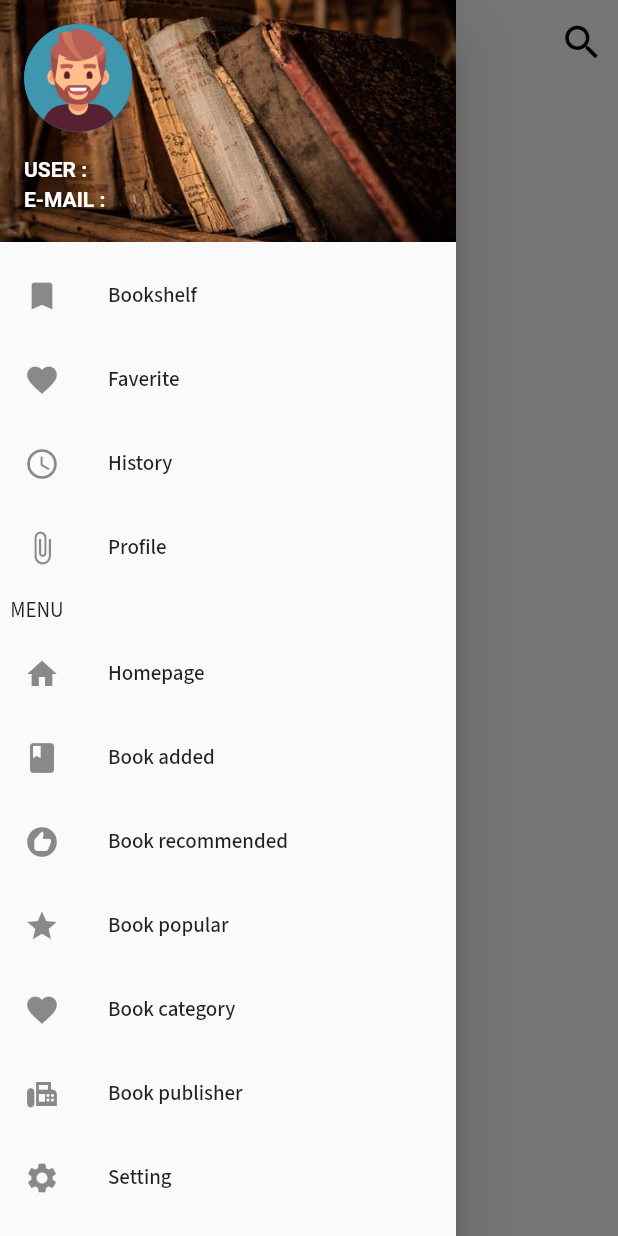
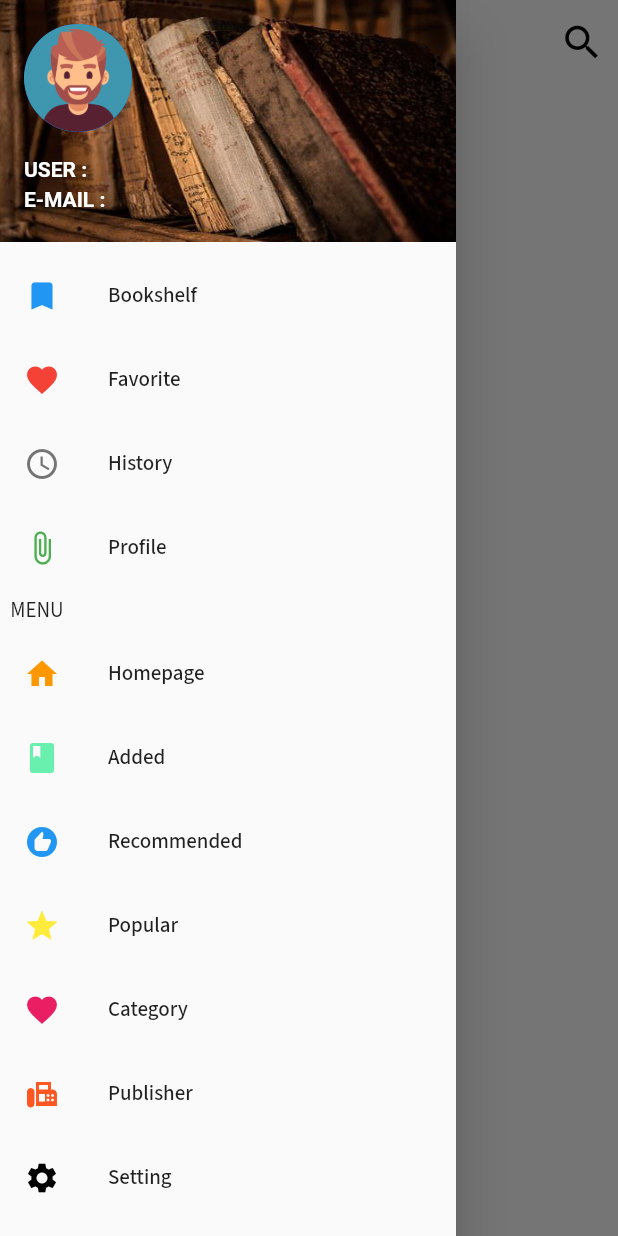
Before and after one commit to praphat01/anime_app, a Flutter app: the bookshelf screen opened directly, with the side drawer open, on a phone screen of 412 x 824 dp. Run offline on Flutter 3.47's test engine with Material 2 defaults, Android fonts, the phone set to English and light mode, and no system bars; our stand-ins replace animated_splash_screen, cached_network_image, chewie, dio, easy_localization, flutter_svg and 10 more; missing offline and left inert: easy_pdf_viewer, flutter_downloader, syncfusion_flutter_pdfviewer; accounts and stored records are empty; network calls fail.

Commit message:
23 nov 2022 fix word icon left menu

```diff
--- a/assets/translations/en.json
+++ b/assets/translations/en.json
@@ -1,15 +1,15 @@
 {
     "title2ebook": "2Ebook",
     "bookshelf": "Bookshelf",
-    "book_faverite":"Faverite",
+    "book_faverite":"Favorite",
     "book_history":"History",
     "data_frofile":"Profile",
     "homepage":"Homepage",
-    "newBook":"Book added",
-    "book_recommended":"Book recommended",
-    "book_popular":"Book popular",
-    "book_category":"Book category",
-    "book_publisher":"Book publisher",
+    "newBook":"Added",
+    "book_recommended":"Recommended",
+    "book_popular":"Popular",
+    "book_category":"Category",
+    "book_publisher":"Publisher",
     "setting":"Setting",
     "logout":"Logout",
     "user":"USER",
@@ -20,24 +20,24 @@
     "menu_category":"Category",
     "menu_publisher":"Publisher",
     "allBook":"All Book",
-    "view_all": "View all",
+    "view_all": "View All",
     "title_search": "2EBOOK SEARCH!",
-    "detail_search": "Find your book in my Library.",
+    "detail_search": "Find your book in Library.",
     "search": "               SEARCH               ",
-    "form_search": "Input name of Book..",
+    "form_search": "The book you want to search..",
     "search_result": "SEARCH RESULT.",
     "details":"DETAILS",
     "clickToLogin": "Click to Login.",
     "initials": "Initials",
-    "searchYourLibrary" : "Search your library",
+    "searchYourLibrary" : "Search your library.",
     "findYourLibrary": "Find your Library..",
     "uniButtonSearch": "SEARCH",
-    "loginFailed" : "login Failed",
+    "loginFailed" : "Login Failed",
     "PleaseFillCurrectWord" : "Please enter correct information!!",
     "signin" : "SIGN IN",
     "username": "Username...",
     "password": "Password...",
-    "forgetPassword" : "Forgotten password!",
+    "forgetPassword" : "Forgotten Password!",
     "alertForgetPassword" : "Forgotten password! button pressed.",
     "createNewAccount" : "Create a new Account",
     "alertCreateAccount": "Create a new Account button pressed.",
@@ -49,32 +49,34 @@
     "success": "Success",
     "alertBorrowSuccess": "You have successfully borrowed the book!",
     "borrow" : "Borrow",
-    "bookDetails" : "Book details.",
-    "detailsData" : "Detail",
+    "bookDetails" : "Book Details.",
+    "detailsData" : "Details",
     "auther" : "Auther",
     "publisherData" : "Publisher",
     "typeOfBook": "Type of Book",
-    "bookCategory": "Book category",
+    "bookCategory": "Book Category",
     "title" : "Title",
-    "book_id" : "Book id",
+    "book_id" : "Book Id",
     "ISBN_number" : "ISBN Number",
     "pages" : "Pages",
-    "bookAmount" : "Book amount",
+    "bookAmount" : "Book Amount",
     "download" : "Download",
     "read" : "Read",
     "returnBook" : "Return Book",
     "noBook" : "Book not found",
-    "headWellcome" : "Library.",
+    "headWellcome" : "Library",
     "language" : "Language",
     "changeLanguage" : "Change Language",
     "chageLanguageTo" : "Change language to THAI",
     "thai" : "Thai",
     "english" : "English",
-    "userData" : "User data",
+    "userData" : "User Data",
     "fullName" : "Full Name",
     "homeNumber" : "Home Number",
     "phoneNumber" : "Phone Number",
-    "location" : "Location"
+    "location" : "Location",
+    "close": "Close",
+    "downloadFinished" : "Download Book finished."
 
 
 
--- a/assets/translations/th.json
+++ b/assets/translations/th.json
@@ -74,6 +74,8 @@
     "fullName" : "ชื่อ นามสกุล",
     "homeNumber" : "เบอร์บ้าน",
     "phoneNumber" : "เบอร์มือถือ",
-    "location" : "ที่อยู่"
+    "location" : "ที่อยู่",
+    "close": "ปิด",
+    "downloadFinished" : "ดาวน์โหลดเสร็จสิ้น"
 
 }
--- a/lib/widgets/leftmenu.dart
+++ b/lib/widgets/leftmenu.dart
@@ -62,7 +62,10 @@ class _PublicDrawerState extends State<PublicDrawer> {
             ),
           ),
           ListTile(
-            leading: Icon(Icons.bookmark),
+            leading: Icon(
+              Icons.bookmark,
+              color: Colors.blue,
+            ),
             title: Text(LocaleKeys.bookshelf.tr()),
             onTap: () {
               Navigator.push(
@@ -73,7 +76,10 @@ class _PublicDrawerState extends State<PublicDrawer> {
             },
           ),
           ListTile(
-            leading: Icon(Icons.favorite),
+            leading: Icon(
+              Icons.favorite,
+              color: Colors.red,
+            ),
             title: Text(LocaleKeys.book_faverite.tr()),
             onTap: () {
               Navigator.push(
@@ -83,7 +89,10 @@ class _PublicDrawerState extends State<PublicDrawer> {
             },
           ),
           ListTile(
-            leading: Icon(Icons.access_time),
+            leading: Icon(
+              Icons.access_time,
+              color: Colors.grey[600],
+            ),
             title: Text(LocaleKeys.book_history.tr()),
             onTap: () {
               Navigator.push(
@@ -93,7 +102,10 @@ class _PublicDrawerState extends State<PublicDrawer> {
             },
           ),
           ListTile(
-            leading: Icon(Icons.attach_file),
+            leading: Icon(
+              Icons.attach_file,
+              color: Colors.green,
+            ),
             title: Text(LocaleKeys.data_frofile.tr()),
             onTap: () {
               Navigator.push(
@@ -107,7 +119,10 @@ class _PublicDrawerState extends State<PublicDrawer> {
             child: Text(LocaleKeys.menu.tr()),
           ),
           ListTile(
-            leading: Icon(Icons.home),
+            leading: Icon(
+              Icons.home,
+              color: Colors.orange,
+            ),
             title: Text(LocaleKeys.homepage.tr()),
             onTap: () {
               Navigator.push(
@@ -118,7 +133,10 @@ class _PublicDrawerState extends State<PublicDrawer> {
             },
           ),
           ListTile(
-            leading: Icon(Icons.book),
+            leading: Icon(
+              Icons.book,
+              color: Colors.greenAccent,
+            ),
             title: Text(LocaleKeys.newBook.tr()),
             onTap: () {
               Navigator.push(
@@ -128,7 +146,10 @@ class _PublicDrawerState extends State<PublicDrawer> {
             },
           ),
           ListTile(
-            leading: Icon(Icons.recommend),
+            leading: Icon(
+              Icons.recommend,
+              color: Colors.blue,
+            ),
             title: Text(LocaleKeys.book_recommended.tr()),
             onTap: () {
               Navigator.push(
@@ -138,7 +159,10 @@ class _PublicDrawerState extends State<PublicDrawer> {
             },
           ),
           ListTile(
-            leading: Icon(Icons.star),
+            leading: Icon(
+              Icons.star,
+              color: Colors.yellow,
+            ),
             title: Text(LocaleKeys.book_popular.tr()),
             onTap: () {
               Navigator.push(
@@ -148,7 +172,10 @@ class _PublicDrawerState extends State<PublicDrawer> {
             },
           ),
           ListTile(
-            leading: Icon(Icons.favorite),
+            leading: Icon(
+              Icons.favorite,
+              color: Colors.pink,
+            ),
             title: Text(LocaleKeys.book_category.tr()),
             onTap: () {
               Navigator.push(
@@ -159,7 +186,10 @@ class _PublicDrawerState extends State<PublicDrawer> {
             },
           ),
           ListTile(
-            leading: Icon(Icons.fax),
+            leading: Icon(
+              Icons.fax,
+              color: Colors.deepOrange,
+            ),
             title: Text(LocaleKeys.book_publisher.tr()),
             onTap: () {
               Navigator.push(
@@ -170,7 +200,10 @@ class _PublicDrawerState extends State<PublicDrawer> {
             },
           ),
           ListTile(
-            leading: Icon(Icons.settings),
+            leading: Icon(
+              Icons.settings,
+              color: Colors.black,
+            ),
             title: Text(LocaleKeys.setting.tr()),
             onTap: () {
               Navigator.push(
@@ -180,7 +213,10 @@ class _PublicDrawerState extends State<PublicDrawer> {
             },
           ),
           ListTile(
-            leading: Icon(Icons.logout),
+            leading: Icon(
+              Icons.logout,
+              color: Colors.red,
+            ),
             title: Text(LocaleKeys.logout.tr()),
             onTap: () async {
               SharedPreferences prefs = await SharedPreferences.getInstance();
```
Also changed, not shown: lib/pages/bookshelf.dart (+77 -44 lines), lib/pages/detailpage.dart (+2 -5 lines), lib/pages/setting.dart (+6 -2 lines), lib/generated/codegen_loader.g.dart, lib/generated/locale_keys.g.dart.
